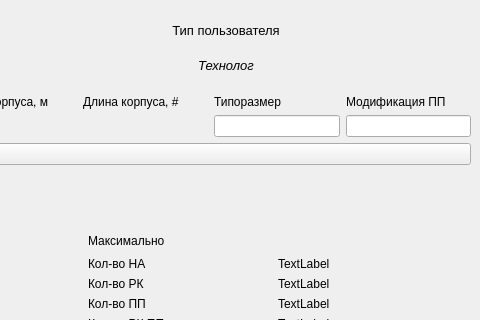
Qt form pumpCalc_window.ui (yn4kwert/Technologist) before a commit; both pictures show x 730 to 1210 and y 0 to 320 of the 1210 by 427 pixel window.
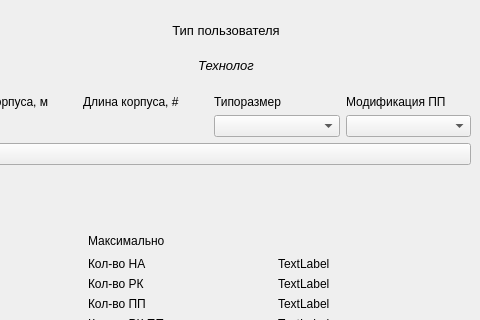
The same form after that commit.

Commit message: Some code refactoring. lineEdits of stage size and bearing modification is replaced with comboboxes which changes dynamically in dependence of chosen stg size, product line and series

Patch:
```diff
--- a/pumpCalc_window.ui
+++ b/pumpCalc_window.ui
@@ -125,22 +125,6 @@
       </item>
       <item>
        <layout class="QGridLayout" name="gridLayoutInput">
-        <item row="1" column="7">
-         <widget class="QLineEdit" name="lineEditlabelStagSize">
-          <property name="sizePolicy">
-           <sizepolicy hsizetype="Preferred" vsizetype="Fixed">
-            <horstretch>0</horstretch>
-            <verstretch>0</verstretch>
-           </sizepolicy>
-          </property>
-          <property name="maximumSize">
-           <size>
-            <width>200</width>
-            <height>16777215</height>
-           </size>
-          </property>
-         </widget>
-        </item>
         <item row="1" column="0">
          <widget class="QComboBox" name="comboBoxEXSDistanse">
           <item>
@@ -223,21 +207,11 @@
           </property>
          </widget>
         </item>
+        <item row="1" column="7">
+         <widget class="QComboBox" name="comboBoxStageSize"/>
+        </item>
         <item row="1" column="8">
-         <widget class="QLineEdit" name="lineEditlabelBearingMod">
-          <property name="sizePolicy">
-           <sizepolicy hsizetype="Preferred" vsizetype="Fixed">
-            <horstretch>0</horstretch>
-            <verstretch>0</verstretch>
-           </sizepolicy>
-          </property>
-          <property name="maximumSize">
-           <size>
-            <width>200</width>
-            <height>16777215</height>
-           </size>
-          </property>
-         </widget>
+         <widget class="QComboBox" name="comboBoxBrgMod"/>
         </item>
        </layout>
       </item>
```
Left out of the diff: 34 changed lines with no effect on the pictures. The commit also changes 4 other files.
